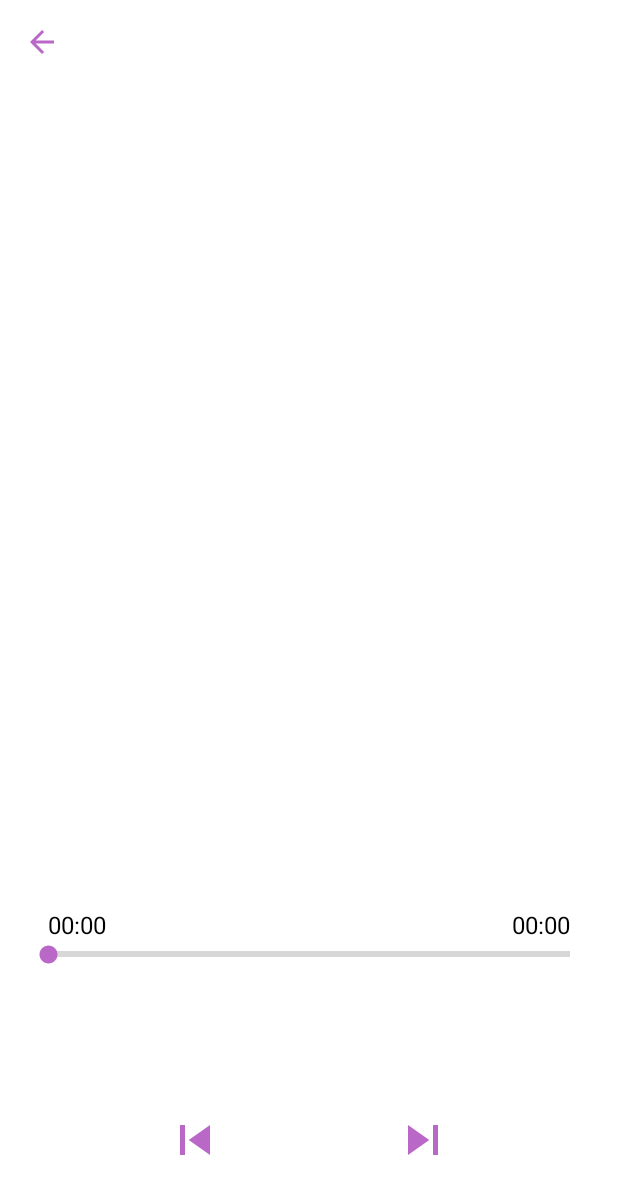
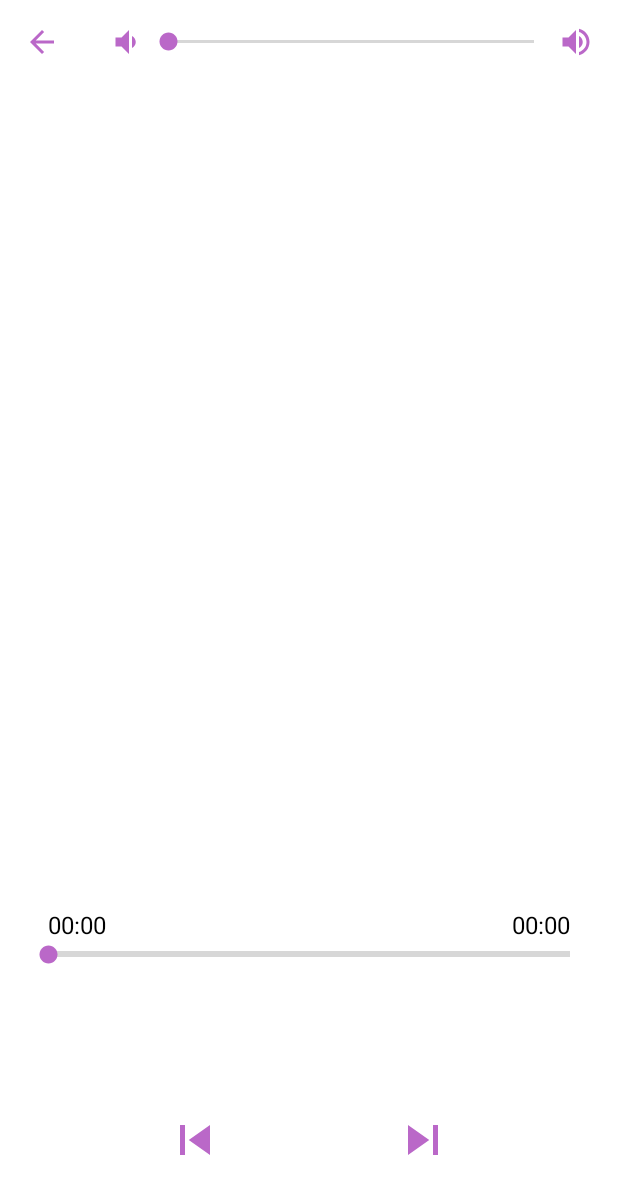
Before and after one commit to Lider123/Muspert, an Android app: the fragment PlayerFragment placed in its activity, on a phone screen of 412 x 824 dp. Shown: the top 1194 px of the screen. Run offline under Robolectric (Android 15) with nearby library versions, the phone set to English and light mode, and no system bars; our stand-ins replace Picasso, RxJava, Timber; libraries missing offline, so code that uses them is left out: com.arellomobile.mvp, com.facebook.stetho; pictures from the network do not load; 1 statement that could not run was skipped.

Commit message:
Added volume regulator

```diff
--- a/app/src/main/java/com/babaetskv/muspert/di/Modules.kt
+++ b/app/src/main/java/com/babaetskv/muspert/di/Modules.kt
@@ -2,6 +2,7 @@ package com.babaetskv.muspert.di
 
 import android.app.NotificationManager
 import android.content.Context
+import android.media.AudioManager
 import com.babaetskv.muspert.BuildConfig
 import com.babaetskv.muspert.data.SchedulersProvider
 import com.babaetskv.muspert.data.ErrorHandler
@@ -56,6 +57,7 @@ private val appModule = module {
     single { FirebaseCrashlytics.getInstance() }
     single { NotificationReceiver() }
     single { get<Context>().getSystemService(Context.NOTIFICATION_SERVICE) as NotificationManager }
+    single { get<Context>().getSystemService(Context.AUDIO_SERVICE) as AudioManager }
 }
 
 val repositoryModule = module {
--- a/app/src/main/java/com/babaetskv/muspert/presentation/player/PlayerPresenter.kt
+++ b/app/src/main/java/com/babaetskv/muspert/presentation/player/PlayerPresenter.kt
@@ -1,5 +1,6 @@
 package com.babaetskv.muspert.presentation.player
 
+import android.media.AudioManager
 import com.arellomobile.mvp.InjectViewState
 import com.babaetskv.muspert.device.PlaybackService
 import com.babaetskv.muspert.presentation.base.BasePresenter
@@ -7,7 +8,8 @@ import com.babaetskv.muspert.presentation.base.BasePresenter
 @InjectViewState
 class PlayerPresenter(
     private val albumId: Long,
-    private val trackId: Long
+    private val trackId: Long,
+    private val audioManager: AudioManager
 ) : BasePresenter<PlayerView>() {
 
     override fun onFirstViewAttach() {
@@ -15,5 +17,18 @@ class PlayerPresenter(
         if (PlaybackService.checkCurrTrack(albumId, trackId).not()) {
             viewState.startPlayer(albumId, trackId)
         }
+        updateViewVolume()
+    }
+
+    private fun updateViewVolume() {
+        viewState.populateVolume(
+            audioManager.getStreamMaxVolume(AudioManager.STREAM_MUSIC),
+            audioManager.getStreamVolume(AudioManager.STREAM_MUSIC)
+        )
+    }
+
+    fun onVolumeChange(volume: Int) {
+        audioManager.setStreamVolume(AudioManager.STREAM_MUSIC, volume, 0)
+        updateViewVolume()
     }
 }
--- a/app/src/main/java/com/babaetskv/muspert/presentation/player/PlayerView.kt
+++ b/app/src/main/java/com/babaetskv/muspert/presentation/player/PlayerView.kt
@@ -1,5 +1,6 @@
 package com.babaetskv.muspert.presentation.player
 
+import com.arellomobile.mvp.viewstate.strategy.AddToEndSingleStrategy
 import com.arellomobile.mvp.viewstate.strategy.OneExecutionStateStrategy
 import com.arellomobile.mvp.viewstate.strategy.StateStrategyType
 import com.babaetskv.muspert.presentation.base.BaseView
@@ -8,4 +9,7 @@ interface PlayerView : BaseView {
 
     @StateStrategyType(OneExecutionStateStrategy::class)
     fun startPlayer(albumId: Long, trackId: Long)
+
+    @StateStrategyType(AddToEndSingleStrategy::class)
+    fun populateVolume(max: Int, current: Int)
 }
--- a/app/src/main/java/com/babaetskv/muspert/ui/fragments/PlayerFragment.kt
+++ b/app/src/main/java/com/babaetskv/muspert/ui/fragments/PlayerFragment.kt
@@ -1,8 +1,12 @@
 package com.babaetskv.muspert.ui.fragments
 
+import android.database.ContentObserver
 import android.graphics.Bitmap
 import android.graphics.drawable.Drawable
+import android.media.AudioManager
 import android.os.Bundle
+import android.os.Handler
+import android.provider.Settings
 import android.view.View
 import android.widget.SeekBar
 import androidx.navigation.fragment.navArgs
@@ -16,10 +20,12 @@ import com.babaetskv.muspert.ui.base.PlaybackControls
 import com.babaetskv.muspert.ui.base.PlaybackFragment
 import com.babaetskv.muspert.utils.formatTime
 import kotlinx.android.synthetic.main.fragment_player.*
+import org.koin.android.ext.android.inject
 
 class PlayerFragment : PlaybackFragment(), PlayerView, PlaybackControls {
     @InjectPresenter
     lateinit var presenter: PlayerPresenter
+    private val audioManager: AudioManager by inject()
 
     override val layoutResId: Int
         get() = R.layout.fragment_player
@@ -33,10 +39,28 @@ class PlayerFragment : PlaybackFragment(), PlayerView, PlaybackControls {
     private var shuffleCallback: (() -> Unit)? = null
     private var repeatCallback: (() -> Unit)? = null
     private var progressListener: PlaybackControls.ProgressListener? = null
+    private val settingsContentObserver = object : ContentObserver(Handler()) {
+
+        override fun onChange(selfChange: Boolean) {
+            super.onChange(selfChange)
+            val currentVolume = audioManager.getStreamVolume(AudioManager.STREAM_MUSIC)
+            presenter.onVolumeChange(currentVolume)
+        }
+    }
+
+    override fun onCreate(savedInstanceState: Bundle?) {
+        super.onCreate(savedInstanceState)
+        requireContext().contentResolver.registerContentObserver(Settings.System.CONTENT_URI, true, settingsContentObserver)
+    }
 
     override fun onViewCreated(view: View, savedInstanceState: Bundle?) {
         super.onViewCreated(view, savedInstanceState)
         initListeners()
+    }
+
+    override fun onDestroy() {
+        requireContext().contentResolver.unregisterContentObserver(settingsContentObserver)
+        super.onDestroy()
     }
 
     override fun startPlayer(albumId: Long, trackId: Long) {
@@ -58,7 +82,7 @@ class PlayerFragment : PlaybackFragment(), PlayerView, PlaybackControls {
     }
 
     override fun setDuration(duration: Int) {
-        seekbar.max = duration
+        seekProgress.max = duration
         tvDuration.text = formatTime(duration.toLong() * 1000)
     }
 
@@ -87,7 +111,7 @@ class PlayerFragment : PlaybackFragment(), PlayerView, PlaybackControls {
     }
 
     override fun setProgress(progress: Int) {
-        seekbar.progress = progress
+        seekProgress.progress = progress
         tvProgress.text = formatTime(progress.toLong() * 1000)
     }
 
@@ -114,6 +138,11 @@ class PlayerFragment : PlaybackFragment(), PlayerView, PlaybackControls {
         progressListener = listener
     }
 
+    override fun populateVolume(max: Int, current: Int) {
+        seekVolume.max = max
+        seekVolume.progress = current
+    }
+
     private fun initListeners() {
         toolbar.setNavigationOnClickListener {
             onBackPressed()
@@ -133,7 +162,7 @@ class PlayerFragment : PlaybackFragment(), PlayerView, PlaybackControls {
         btnRepeat.setOnClickListener {
             repeatCallback?.invoke()
         }
-        seekbar.setOnSeekBarChangeListener(object : SeekBar.OnSeekBarChangeListener {
+        seekProgress.setOnSeekBarChangeListener(object : SeekBar.OnSeekBarChangeListener {
             private var shouldResumePlayback: Boolean = false
 
             override fun onProgressChanged(seekBar: SeekBar, progress: Int, fromUser: Boolean) = Unit
@@ -150,8 +179,18 @@ class PlayerFragment : PlaybackFragment(), PlayerView, PlaybackControls {
                 shouldResumePlayback = false
             }
         })
+        seekVolume.setOnSeekBarChangeListener(object : SeekBar.OnSeekBarChangeListener {
+
+            override fun onProgressChanged(seekBar: SeekBar, progress: Int, fromUser: Boolean) {
+                presenter.onVolumeChange(progress)
+            }
+
+            override fun onStartTrackingTouch(seekBar: SeekBar) = Unit
+
+            override fun onStopTrackingTouch(seekBar: SeekBar) = Unit
+        })
     }
 
     @ProvidePresenter
-    fun providePresenter() = PlayerPresenter(args.albumId, args.trackId)
+    fun providePresenter() = PlayerPresenter(args.albumId, args.trackId, audioManager)
 }
--- /dev/null
+++ b/app/src/main/res/drawable/ic_volume_high.xml
@@ -0,0 +1,11 @@
+<vector
+    xmlns:android="http://schemas.android.com/apk/res/android"
+    android:height="24dp"
+    android:tint="@color/colorAccent"
+    android:viewportHeight="24"
+    android:viewportWidth="24"
+    android:width="24dp">
+    <path
+        android:fillColor="@android:color/white"
+        android:pathData="M3,9v6h4l5,5L12,4L7,9L3,9zM16.5,12c0,-1.77 -1.02,-3.29 -2.5,-4.03v8.05c1.48,-0.73 2.5,-2.25 2.5,-4.02zM14,3.23v2.06c2.89,0.86 5,3.54 5,6.71s-2.11,5.85 -5,6.71v2.06c4.01,-0.91 7,-4.49 7,-8.77s-2.99,-7.86 -7,-8.77z"/>
+</vector>
--- /dev/null
+++ b/app/src/main/res/drawable/ic_volume_low.xml
@@ -0,0 +1,12 @@
+<?xml version="1.0" encoding="utf-8"?>
+<vector
+    xmlns:android="http://schemas.android.com/apk/res/android"
+    android:height="24dp"
+    android:tint="@color/colorAccent"
+    android:viewportHeight="24"
+    android:viewportWidth="24"
+    android:width="24dp">
+    <path
+        android:fillColor="@android:color/white"
+        android:pathData="M18.5,12c0,-1.77 -1.02,-3.29 -2.5,-4.03v8.05c1.48,-0.73 2.5,-2.25 2.5,-4.02zM5,9v6h4l5,5V4L9,9H5z"/>
+</vector>
--- a/app/src/main/res/layout/fragment_player.xml
+++ b/app/src/main/res/layout/fragment_player.xml
@@ -9,10 +9,36 @@
     <androidx.appcompat.widget.Toolbar
         android:id="@+id/toolbar"
         android:layout_width="match_parent"
-        android:layout_height="wrap_content"
+        android:layout_height="?android:attr/actionBarSize"
         android:background="@android:color/transparent"
         app:layout_constraintTop_toTopOf="parent"
-        app:navigationIcon="@drawable/ic_arrow_back_accent" />
+        app:navigationIcon="@drawable/ic_arrow_back_accent">
+        <LinearLayout
+            android:layout_width="match_parent"
+            android:layout_height="match_parent"
+            android:layout_marginEnd="@dimen/layout_baseline_default"
+            android:orientation="horizontal"
+            android:gravity="center_vertical">
+
+            <androidx.appcompat.widget.AppCompatImageView
+                android:layout_width="wrap_content"
+                android:layout_height="wrap_content"
+                android:src="@drawable/ic_volume_low" />
+
+            <SeekBar
+                android:id="@+id/seekVolume"
+                android:layout_width="0dp"
+                android:layout_height="wrap_content"
+                android:layout_weight="1"
+                tools:max="10"
+                tools:progress="4"/>
+
+            <androidx.appcompat.widget.AppCompatImageView
+                android:layout_width="wrap_content"
+                android:layout_height="wrap_content"
+                android:src="@drawable/ic_volume_high"/>
+        </LinearLayout>
+    </androidx.appcompat.widget.Toolbar>
 
     <androidx.appcompat.widget.AppCompatImageView
         android:id="@+id/imgCover"
@@ -69,7 +95,7 @@
             android:layout_height="wrap_content"
             android:layout_marginStart="@dimen/layout_baseline_default"
             app:layout_constraintStart_toStartOf="parent"
-            app:layout_constraintBottom_toTopOf="@id/seekbar"
+            app:layout_constraintBottom_toTopOf="@id/seekProgress"
             tools:text="02:30"/>
 
         <androidx.appcompat.widget.AppCompatTextView
@@ -78,11 +104,11 @@
             android:layout_height="wrap_content"
             android:layout_marginEnd="@dimen/layout_baseline_default"
             app:layout_constraintEnd_toEndOf="parent"
-            app:layout_constraintBottom_toTopOf="@id/seekbar"
+            app:layout_constraintBottom_toTopOf="@id/seekProgress"
             tools:text="01:01:00"/>
 
         <androidx.appcompat.widget.AppCompatSeekBar
-            android:id="@+id/seekbar"
+            android:id="@+id/seekProgress"
             android:layout_width="match_parent"
             android:layout_height="wrap_content"
             app:layout_constraintBottom_toBottomOf="parent"
```
